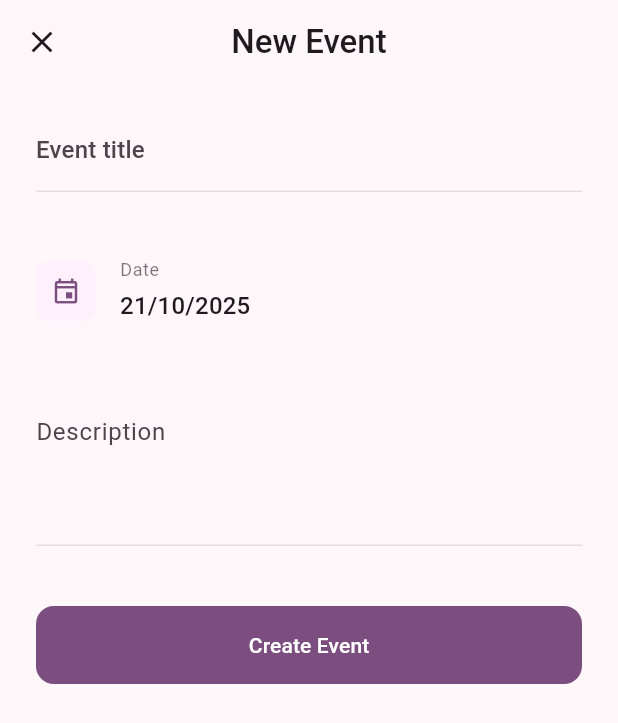
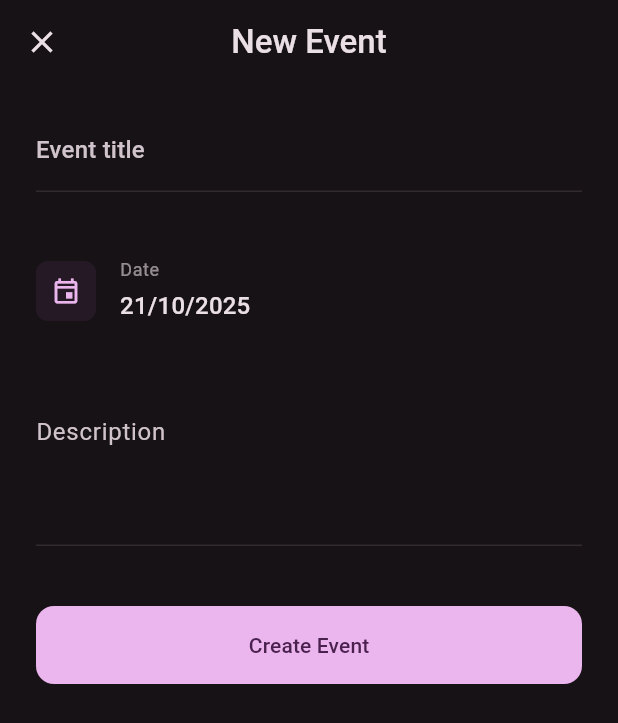
Before and after one commit to shamak24/club_events, a Flutter app: the screen it shows after launch, after a tap on "Add Event", on a phone screen of 412 x 824 dp. Shown: the top 723 px of the screen. Run offline on Flutter 3.47's test engine with Material 3 defaults, Android fonts, the phone set to English and light mode, and no system bars; our stand-ins replace flutter_riverpod, hive, hive_flutter; accounts and stored records are empty.

Commit message:
- integrated hive & riverpod for local persistence & state management. - sorted events as upcoming or past based on dates.

```diff
--- a/lib/main.dart
+++ b/lib/main.dart
@@ -1,13 +1,17 @@
 import 'package:flutter/material.dart';
 import 'package:flutter_riverpod/flutter_riverpod.dart';
 import 'screens/landing_screen.dart';
+import 'package:hive_flutter/hive_flutter.dart';
+import './models/model.dart';
 
-void main() {
-  runApp(
-    const ProviderScope(
-      child: MyApp(),
-    ),
-  );
+void main() async {
+  WidgetsFlutterBinding.ensureInitialized();
+  await Hive.initFlutter();
+  Hive.registerAdapter(EventAdapter());
+
+  await Hive.openBox<Event>("events");
+
+  runApp(const ProviderScope(child: MyApp()));
 }
 
 class MyApp extends StatelessWidget {
@@ -15,16 +19,18 @@ class MyApp extends StatelessWidget {
 
   @override
   Widget build(BuildContext context) {
-    return MaterialApp(
-      title: "Club Events",
-      theme: ThemeData(
-        colorScheme: ColorScheme.fromSeed(
-          seedColor: Colors.purpleAccent,
-          brightness: Brightness.light,
+    return ProviderScope(
+      child: MaterialApp(
+        debugShowCheckedModeBanner: false,
+        theme: ThemeData(
+          colorScheme: ColorScheme.fromSeed(
+            seedColor: Colors.purpleAccent,
+            brightness: Brightness.dark,
+          ),
+          useMaterial3: true,
         ),
-        useMaterial3: true,
+        home: LandingScreen(),
       ),
-      home: LandingScreen(),
     );
   }
 }
--- a/lib/models/model.dart
+++ b/lib/models/model.dart
@@ -15,8 +15,6 @@ class Event extends HiveObject {
   String description;
   @HiveField(4)
   bool isFavorite;
-  @HiveField(5)
-  bool isComplete;
 
   Event({
     String? id,
@@ -24,6 +22,5 @@ class Event extends HiveObject {
     required this.date,
     required this.description,
     this.isFavorite = false,
-    this.isComplete = false,
   }) : id = id ?? const Uuid().v4();
 }
--- a/lib/screens/add_event_screen.dart
+++ b/lib/screens/add_event_screen.dart
@@ -1,4 +1,6 @@
 import 'package:flutter/material.dart';
+import '../providers/events_provider.dart';
+import 'package:flutter_riverpod/flutter_riverpod.dart';
 // import '../models/model.dart';
 
 class AddEventScreen extends StatefulWidget {
@@ -38,10 +40,6 @@ class _AddEventScreenState extends State<AddEventScreen> {
     }
   }
 
-  void _submitForm() {
-    print("blank");
-  }
-
   @override
   void dispose() {
     _titleController.dispose();
@@ -53,6 +51,21 @@ class _AddEventScreenState extends State<AddEventScreen> {
   Widget build(BuildContext context) {
     final colorScheme = Theme.of(context).colorScheme;
     final textTheme = Theme.of(context).textTheme;
+
+    return Consumer(
+      builder: (context, ref, child) {
+        final eventProvider = ref.read(eventListProvider.notifier);
+
+        void _submitForm(){
+          if (_formKey.currentState!.validate()) {
+            eventProvider.addEvent(
+              _titleController.text,
+              _descriptionController.text,
+              _selectedDate,
+            );
+            Navigator.of(context).pop();
+          }
+        }
 
         return Scaffold(
           backgroundColor: colorScheme.background,
@@ -186,4 +199,6 @@ class _AddEventScreenState extends State<AddEventScreen> {
           ),
         );
       }
+    );
   }
+}
--- a/lib/screens/landing_screen.dart
+++ b/lib/screens/landing_screen.dart
@@ -1,78 +1,65 @@
+import 'package:club_events/widgets/empty_state.dart';
 import 'package:flutter/material.dart';
-import '../models/model.dart';
-import 'event_detail_screen.dart';
 import './add_event_screen.dart';
+import '../widgets/upcoming_event_card.dart';
+import 'package:flutter_riverpod/flutter_riverpod.dart';
+import '../providers/events_provider.dart';
 
-class LandingScreen extends StatelessWidget {
+class LandingScreen extends StatefulWidget {
   LandingScreen({Key? key}) : super(key: key);
 
-  String _formatDate(DateTime date) {
-    final now = DateTime.now();
-    final difference = date.difference(now).inDays;
-
-    if (difference == 0) {
-      return 'Today';
-    } else if (difference == 1) {
-      return 'Tomorrow';
-    } else if (difference < 7) {
-      return '${date.toString().split(' ')[0].split('-')[2]} ${_getMonth(date.month)}';
-    } else {
-      return '${date.toString().split(' ')[0].split('-')[2]} ${_getMonth(date.month)}';
-    }
+  @override
+  State<LandingScreen> createState() => _LandingScreenState();
 }
 
-  String _getMonth(int month) {
-    const months = [
-      'Jan', 'Feb', 'Mar', 'Apr', 'May', 'Jun',
-      'Jul', 'Aug', 'Sep', 'Oct', 'Nov', 'Dec'
-    ];
-    return months[month - 1];
-  }
-
-  final List<Event> mockEvents = [
-    Event(
-      title: 'Flutter Workshop',
-      date: DateTime.now().add(const Duration(days: 2)),
-      description: 'Learn Flutter basics and build your first app',
-    ),
-    Event(
-      title: 'Tech Meetup',
-      date: DateTime.now().add(const Duration(days: 5)),
-      description: 'Monthly tech community meetup with guest speakers',
-    ),
-    Event(
-      title: 'Coding Competition',
-      date: DateTime.now().add(const Duration(days: 7)),
-      description: 'Competitive programming contest with prizes',
-    ),
-    Event(
-      title: 'Mobile App Design Workshop',
-      date: DateTime.now().add(const Duration(days: 10)),
-      description: 'Learn UI/UX principles for mobile applications',
-    ),
-  ];
+class _LandingScreenState extends State<LandingScreen> {
 
   @override
   Widget build(BuildContext context) {
     final colorScheme = Theme.of(context).colorScheme;
 
+    return Consumer(
+      builder: (context, ref, child) {
+        final events = ref.watch(eventListProvider);
+        final upcomingEvents = events.where((event) => event.date.isAfter(DateTime.now())).toList();
+        final pastEvents = events.where((event) => event.date.isBefore(DateTime.now())).toList();
         return Scaffold(
           backgroundColor: colorScheme.background,
           appBar: AppBar(
             centerTitle: true,
-        title: const Text(
-          'Club Events',
-          style: TextStyle(fontWeight: FontWeight.w500),
+            title: SingleChildScrollView(
+              child: Row(
+                children: [
+                  Padding(
+                    padding: const EdgeInsets.all(10.0),
+                    child: Container(
+                      child: Image.asset(
+                        'assets/images/club_logo.png',
+                        height: 35,
+                        width: 35,
+                      ),
+                    ),
+                  ),
+                  const Text(
+                    'moz://a Firefox Club',
+                    style: TextStyle(
+                      fontWeight: FontWeight.w800,
+                      color: Colors.black,
+                      fontSize: 25,
+                    ),
+                  ),
+                ],
+              ),
             ),
             backgroundColor: colorScheme.primary,
             elevation: 0,
             actions: [
               IconButton(
-            icon: const Icon(Icons.search),
+                icon: const Icon(Icons.light_mode, color: Colors.black),
                 onPressed: () {
-              // TODO: Implement search
+                  // TODO: Implement theme switch
                   ScaffoldMessenger.of(context).showSnackBar(
-                const SnackBar(content: Text('Search coming soon')),
+                    const SnackBar(content: Text('Theme switch coming soon')),
                   );
                 },
               ),
@@ -91,110 +78,55 @@ class LandingScreen extends StatelessWidget {
                   ),
                 ),
               ),
-          Expanded(
+              upcomingEvents.isEmpty
+                  ? EmptyState(
+                      message: 'No upcoming events. Please check back later.',
+                    )
+                  : Expanded(
                       child: ListView.builder(
                         padding: const EdgeInsets.fromLTRB(16, 0, 16, 16),
-              itemCount: mockEvents.length,
+                        itemCount: upcomingEvents.length,
                         itemBuilder: (context, index) {
-                final event = mockEvents[index];
-                return Card(
-                  elevation: 0,
-                  margin: const EdgeInsets.only(bottom: 16),
-                  shape: RoundedRectangleBorder(
-                    borderRadius: BorderRadius.circular(12),
-                    side: BorderSide(
-                      color: colorScheme.outline.withOpacity(0.2),
+                          final event = upcomingEvents[index];
+                          return UpcomingEventCard(event: event);
+                        },
                       ),
                     ),
-                  child: InkWell(
-                    borderRadius: BorderRadius.circular(12),
-                    onTap: () {
-                      // TODO: Navigate to event details
-                      Navigator.push(context, MaterialPageRoute(
-                        builder: (context) => EventDetailsScreen(event: event),
-                      ));
-                    },
-                    child: Padding(
-                      padding: const EdgeInsets.all(16),
-                      child: Column(
-                        crossAxisAlignment: CrossAxisAlignment.start,
-                        children: [
-                          Row(
-                            children: [
+                    SizedBox(height: 16),
                     Container(
-                                padding: const EdgeInsets.symmetric(
-                                  horizontal: 12,
-                                  vertical: 6,
-                                ),
-                                decoration: BoxDecoration(
-                                  color: colorScheme.primaryContainer,
-                                  borderRadius: BorderRadius.circular(20),
-                                ),
+                padding: const EdgeInsets.fromLTRB(16, 24, 16, 16),
                 child: Text(
-                                  _formatDate(event.date),
-                                  style: Theme.of(context).textTheme.bodyMedium?.copyWith(
-                                    color: colorScheme.onPrimaryContainer,
-                                    fontWeight: FontWeight.w500,
-                                  ),
-                                ),
-                              ),
-                              const Spacer(),
-                              Icon(
-                                Icons.calendar_today_outlined,
-                                size: 20,
-                                color: colorScheme.primary,
-                              ),
-                            ],
-                          ),
-                          const SizedBox(height: 12),
-                          Text(
-                            event.title,
-                            style: Theme.of(context).textTheme.titleLarge?.copyWith(
+                  'Past Events',
+                  style: Theme.of(context).textTheme.headlineSmall?.copyWith(
                     fontWeight: FontWeight.bold,
                     color: colorScheme.onBackground,
                   ),
                 ),
-                          const SizedBox(height: 8),
-                          Text(
-                            event.description,
-                            style: Theme.of(context).textTheme.bodyLarge?.copyWith(
-                              color: colorScheme.onBackground.withOpacity(0.8),
               ),
-                          ),
-                          const SizedBox(height: 12),
-                          Row(
-                            children: [
-                              Icon(
-                                Icons.people_outline,
-                                size: 20,
-                                color: colorScheme.primary,
-                              ),
-                              const SizedBox(width: 8),
-                              Text(
-                                'Open for all',
-                                style: Theme.of(context).textTheme.bodyMedium?.copyWith(
-                                  color: colorScheme.primary,
-                                  fontWeight: FontWeight.w500,
-                                ),
-                              ),
-                            ],
-                          ),
-                        ],
-                      ),
-                    ),
-                  ),
-                );
+              pastEvents.isEmpty
+                  ? EmptyState(
+                      message: 'No past events.',
+                    )
+                  : Expanded(
+                      child: ListView.builder(
+                        padding: const EdgeInsets.fromLTRB(16, 0, 16, 16),
+                        itemCount: pastEvents.length,
+                        itemBuilder: (context, index) {
+                          final event = pastEvents[index];
+                          return UpcomingEventCard(event: event);
                         },
                       ),
                     ),
             ],
+
           ),
           floatingActionButton: FloatingActionButton.extended(
             onPressed: () {
-          // TODO: Navigate to add event screen
-          Navigator.push(context, MaterialPageRoute(
-            builder: (context) => const AddEventScreen(),
-          ));
+              // Navigate to add event screen
+              Navigator.push(
+                context,
+                MaterialPageRoute(builder: (context) => const AddEventScreen()),
+              );
             },
             icon: const Icon(Icons.add),
             label: const Text('Add Event'),
@@ -202,4 +134,6 @@ class LandingScreen extends StatelessWidget {
           ),
         );
       }
+    );
   }
+}
--- a/lib/widgets/empty_state.dart
+++ b/lib/widgets/empty_state.dart
@@ -0,0 +1,35 @@
+import 'package:flutter/material.dart';
+
+class EmptyState extends StatelessWidget {
+  final String message;
+
+  const EmptyState({Key? key, required this.message}) : super(key: key);
+
+  @override
+  Widget build(BuildContext context) {
+    return Padding(
+      padding: const EdgeInsets.all(15.0),
+      child: Center(
+        child: Column(
+          mainAxisAlignment: MainAxisAlignment.center,
+          children: [
+            Icon(
+              Icons.event_busy,
+              size: 80,
+              color: Colors.grey[600],
+            ),
+            const SizedBox(height: 20),
+            Text(
+              message,
+              style: TextStyle(
+                fontSize: 17,
+                color: Colors.grey[600],
+              ),
+              textAlign: TextAlign.center,
+            ),
+          ],
+        ),
+      ),
+    );
+  }
+}
--- a/pubspec.yaml
+++ b/pubspec.yaml
@@ -66,7 +66,8 @@ flutter:
   uses-material-design: true
 
   # To add assets to your application, add an assets section, like this:
-  # assets:
+  assets:
+  - assets/images/club_logo.png
   #   - images/a_dot_burr.jpeg
   #   - images/a_dot_ham.jpeg
 
```
Also changed, not shown: lib/providers/events_provider.dart (+3 -9 lines), lib/screens/event_detail_screen.dart (+27 -31 lines), lib/widgets/upcoming_event_card.dart (added, +137 -0 lines), assets/images/club_logo.png (added). Lines whose indentation alone changed are shown as unchanged.
